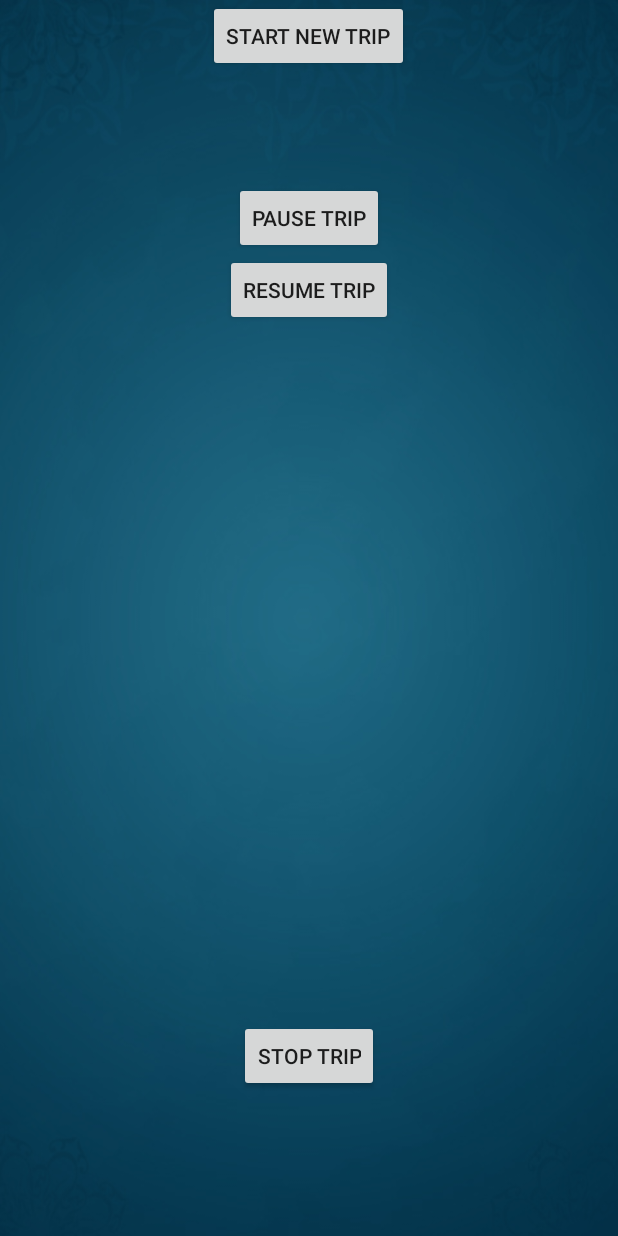
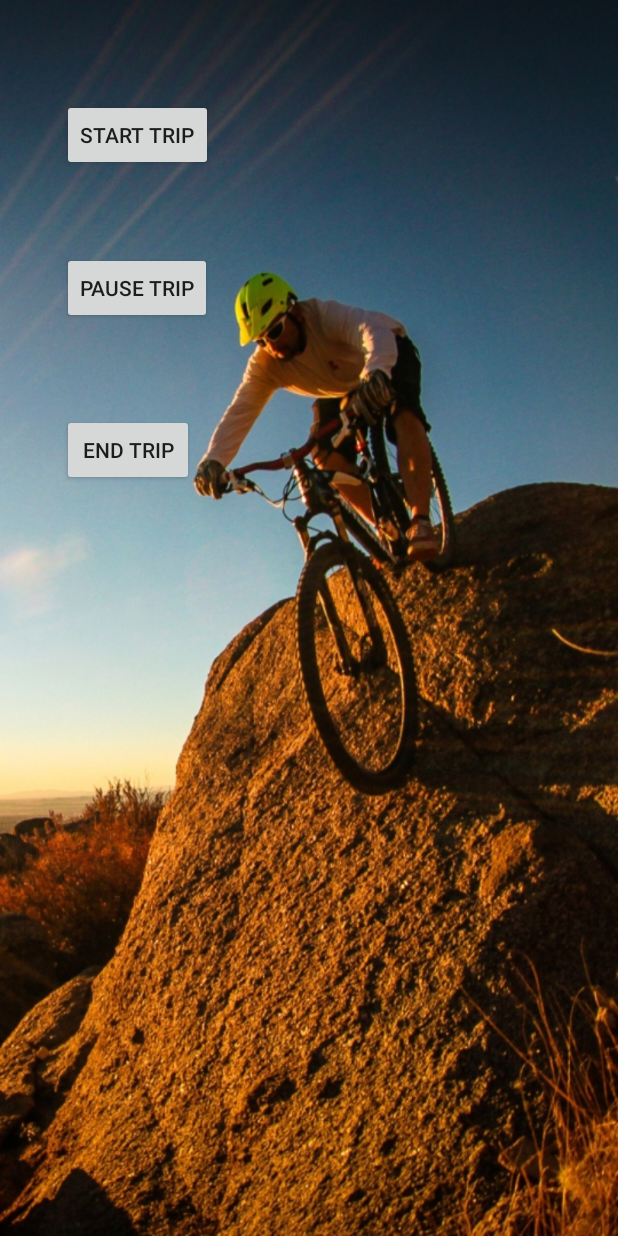
Before and after one commit to AkshatSh/CloudBike, an Android app: the layout trip_manager.xml on its own in the app's theme, with its tools: preview values and no code run, on a phone screen of 412 x 824 dp. Run offline under Robolectric (Android 15) with nearby library versions, the light colour scheme and no system bars; network calls fail.

Commit message:
More Changes

```diff
--- a/AndroidApp/Cloudbike2/app/build.gradle
+++ b/AndroidApp/Cloudbike2/app/build.gradle
@@ -23,6 +23,7 @@ repositories { mavenCentral() }
 
 dependencies {
     compile 'com.facebook.android:facebook-android-sdk:4.7.0'
+    compile 'com.google.android.gms:play-services:+'
     compile fileTree(dir: 'libs', include: ['*.jar'])
     testCompile 'junit:junit:4.12'
     compile 'com.android.support:appcompat-v7:23.0.1'
--- a/AndroidApp/Cloudbike2/app/src/main/AndroidManifest.xml
+++ b/AndroidApp/Cloudbike2/app/src/main/AndroidManifest.xml
@@ -12,8 +12,7 @@
         android:theme="@style/AppTheme" >
         <meta-data android:name="com.facebook.sdk.ApplicationId" android:value="@string/facebook_app_id"></meta-data>
         <activity android:name="com.facebook.FacebookActivity"
-            android:configChanges=
-                "keyboard|keyboardHidden|screenLayout|screenSize|orientation"
+            android:configChanges="keyboard|keyboardHidden|screenLayout|screenSize|orientation"
             android:theme="@android:style/Theme.Translucent.NoTitleBar"
             android:label="@string/app_name" />
         <!-- <activity android:name=".Cloudbike" >
--- a/AndroidApp/Cloudbike2/app/src/main/res/layout/activity_cloudbike.xml
+++ b/AndroidApp/Cloudbike2/app/src/main/res/layout/activity_cloudbike.xml
@@ -26,7 +26,7 @@
         android:id="@+id/welcomeView"
         android:layout_alignParentTop="true"
         android:layout_centerHorizontal="true"
-        android:fontFamily="Avenier"
-        android:textSize="50dp" />
+        android:textSize="50dp"
+        android:textColor="#ffffff" />
 
 </RelativeLayout>
--- a/AndroidApp/Cloudbike2/app/src/main/res/layout/trip_manager.xml
+++ b/AndroidApp/Cloudbike2/app/src/main/res/layout/trip_manager.xml
@@ -2,39 +2,43 @@
 <RelativeLayout xmlns:android="http://schemas.android.com/apk/res/android"
     android:orientation="vertical" android:layout_width="match_parent"
     android:layout_height="match_parent"
-    android:background="@drawable/myapp_bg_image">
+    android:background="@drawable/myapp_bg_image"
+    android:backgroundTintMode="src_over">
+
 
     <Button
         android:layout_width="wrap_content"
         android:layout_height="wrap_content"
-        android:text="Start New Trip"
-        android:id="@+id/startButton"
+        android:text="Start Trip"
+        android:id="@+id/startBtn"
+        android:layout_marginTop="66dp"
         android:layout_alignParentTop="true"
-        android:layout_centerHorizontal="true" />
+        android:layout_alignParentLeft="true"
+        android:layout_alignParentStart="true"
+        android:layout_marginLeft="41dp"
+        android:layout_marginStart="41dp"
+        android:enabled="true"
+        android:clickable="true" />
+
+    <Button
+        android:layout_width="wrap_content"
+        android:layout_height="wrap_content"
+        android:text="End Trip"
+        android:id="@+id/endTrip"
+        android:layout_below="@+id/pauseBtn"
+        android:layout_alignLeft="@+id/pauseBtn"
+        android:layout_alignStart="@+id/pauseBtn"
+        android:layout_marginTop="60dp" />
 
     <Button
         android:layout_width="wrap_content"
         android:layout_height="wrap_content"
         android:text="Pause Trip"
-        android:id="@+id/button2"
-        android:layout_below="@+id/startButton"
-        android:layout_centerHorizontal="true"
-        android:layout_marginTop="73dp" />
+        android:id="@+id/pauseBtn"
+        android:singleLine="true"
+        android:layout_below="@+id/startBtn"
+        android:layout_alignLeft="@+id/startBtn"
+        android:layout_alignStart="@+id/startBtn"
+        android:layout_marginTop="54dp" />
 
-    <Button
-        android:layout_width="wrap_content"
-        android:layout_height="wrap_content"
-        android:text="Resume Trip"
-        android:id="@+id/button3"
-        android:layout_below="@+id/button2"
-        android:layout_centerHorizontal="true" />
-
-    <Button
-        android:layout_width="wrap_content"
-        android:layout_height="wrap_content"
-        android:text="Stop Trip"
-        android:id="@+id/button4"
-        android:layout_alignParentBottom="true"
-        android:layout_centerHorizontal="true"
-        android:layout_marginBottom="96dp" />
 </RelativeLayout>
--- a/AndroidApp/Cloudbike2/app/src/main/res/values/colors.xml
+++ b/AndroidApp/Cloudbike2/app/src/main/res/values/colors.xml
@@ -3,4 +3,6 @@
     <color name="colorPrimary">#3F51B5</color>
     <color name="colorPrimaryDark">#303F9F</color>
     <color name="colorAccent">#FF4081</color>
+    <color name="gradient_start">#ff2d9a59</color>
+    <color name="gradient_end">#ff23729a</color>
 </resources>
```
Also changed, not shown: AndroidApp/Cloudbike2/app/src/main/java/com/example/robbymitchell/cloudbike/BackendManager.java (added, +194 -0 lines), AndroidApp/Cloudbike2/app/src/main/java/com/example/robbymitchell/cloudbike/TripManager.java (+132 -35 lines), AndroidApp/Cloudbike2/app/src/main/res/drawable/bg_grad.xml (added, +11 -0 lines), AndroidApp/Cloudbike2/app/src/main/res/drawable/myapp_bg_image.jpg, 1 other file.
